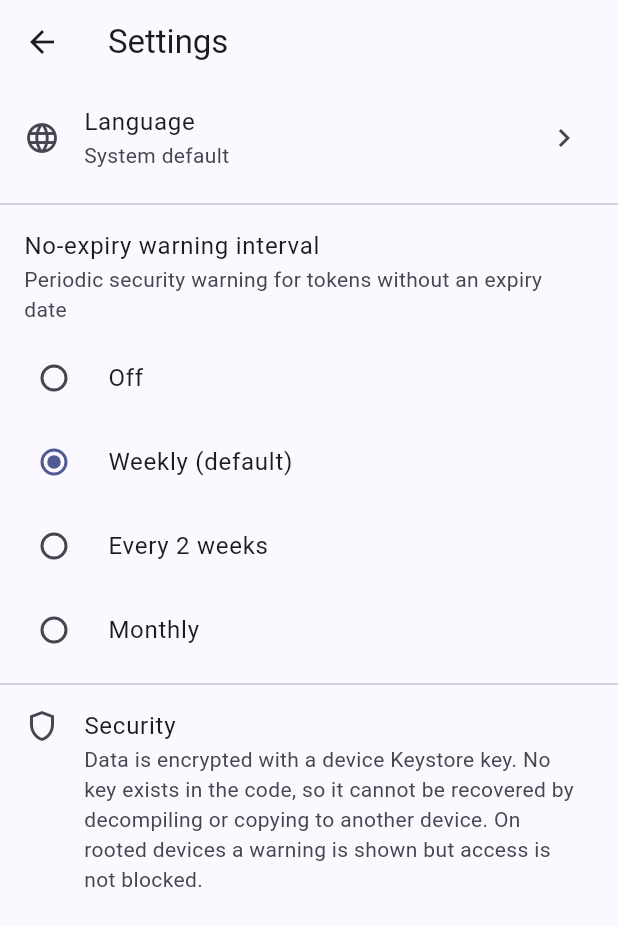
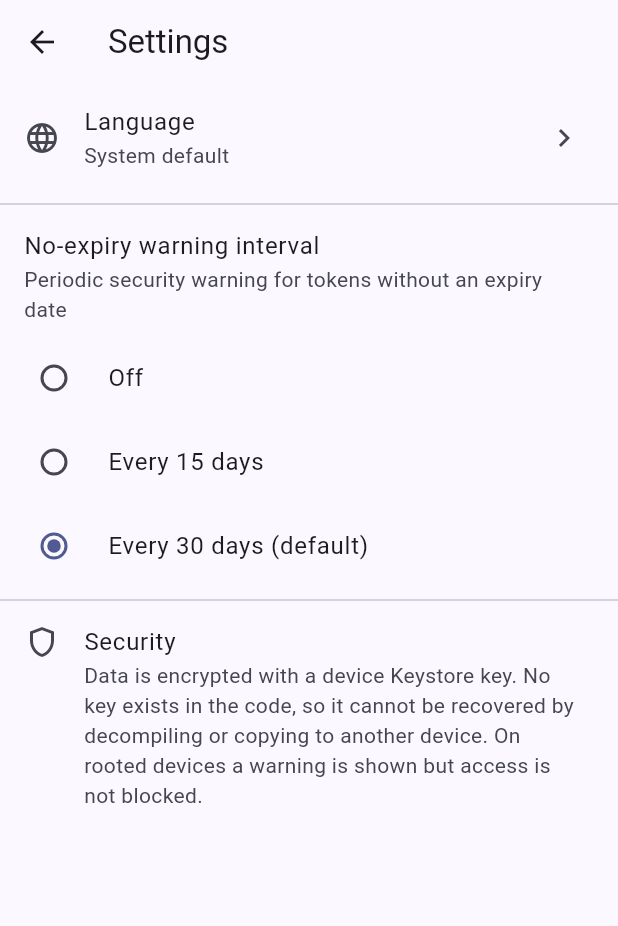
Before and after one commit to Leuconoe/TokenManager, a Flutter app: the SettingsPage screen opened directly, on a phone screen of 412 x 824 dp. Shown: the top 926 px of the screen. Run offline on Flutter 3.47's test engine with Material 3 defaults, Android fonts, the phone set to English and light mode, and no system bars; our stand-ins replace drift, file_picker, flutter_local_notifications, flutter_riverpod, flutter_secure_storage, local_auth and 2 more; missing offline and left inert: cryptography, launch_at_startup, sqlcipher_flutter_libs, sqlite3, tray_manager, window_manager and 1 more; accounts and stored records are empty; generated files the repository leaves out were written again; statements that could not run were skipped.

Commit message:
feat(app): unify no-expiry warning cadence to off / 15d / 30d
Match the extension's options. NoExpiryWarnInterval off/weekly/biweekly/monthly
-> off/days15/days30 (default 30d). Settings labels + 7-locale ARB updated.

Co-Authored-By: Claude Opus 4.8 (1M context) <noreply@anthropic.com>

```diff
--- a/lib/features/settings/settings_page.dart
+++ b/lib/features/settings/settings_page.dart
@@ -90,9 +90,8 @@ class SettingsPage extends ConsumerWidget {
 
   String _label(AppLocalizations l, NoExpiryWarnInterval iv) => switch (iv) {
         NoExpiryWarnInterval.off => l.intervalOff,
-        NoExpiryWarnInterval.weekly => l.intervalWeekly,
-        NoExpiryWarnInterval.biweekly => l.intervalBiweekly,
-        NoExpiryWarnInterval.monthly => l.intervalMonthly,
+        NoExpiryWarnInterval.days15 => l.interval15Days,
+        NoExpiryWarnInterval.days30 => l.interval30Days,
       };
 
   String _localeLabel(AppLocalizations l, Locale? current) {
--- a/lib/features/settings/settings_repository.dart
+++ b/lib/features/settings/settings_repository.dart
@@ -5,9 +5,8 @@ import 'package:flutter_secure_storage/flutter_secure_storage.dart';
 /// Cadence for the "no expiry" security-warning notification.
 enum NoExpiryWarnInterval {
   off(0),
-  weekly(7),
-  biweekly(14),
-  monthly(30);
+  days15(15),
+  days30(30);
 
   final int days;
   const NoExpiryWarnInterval(this.days);
@@ -29,7 +28,7 @@ class SettingsRepository {
     final v = await _storage.read(key: _kInterval);
     return NoExpiryWarnInterval.values.firstWhere(
       (e) => e.name == v,
-      orElse: () => NoExpiryWarnInterval.weekly, // default
+      orElse: () => NoExpiryWarnInterval.days30, // default
     );
   }
 
--- a/lib/l10n/app_en.arb
+++ b/lib/l10n/app_en.arb
@@ -62,9 +62,8 @@
   "noExpiryWarnTitle": "No-expiry warning interval",
   "noExpiryWarnSubtitle": "Periodic security warning for tokens without an expiry date",
   "intervalOff": "Off",
-  "intervalWeekly": "Weekly (default)",
-  "intervalBiweekly": "Every 2 weeks",
-  "intervalMonthly": "Monthly",
+  "interval15Days": "Every 15 days",
+  "interval30Days": "Every 30 days (default)",
   "securitySectionTitle": "Security",
   "securityInfo": "Data is encrypted with a device Keystore key. No key exists in the code, so it cannot be recovered by decompiling or copying to another device. On rooted devices a warning is shown but access is not blocked.",
   "notifExpiredTitle": "{count} expired token(s)",
--- a/lib/l10n/app_es.arb
+++ b/lib/l10n/app_es.arb
@@ -62,9 +62,8 @@
   "noExpiryWarnTitle": "Intervalo de aviso sin caducidad",
   "noExpiryWarnSubtitle": "Aviso de seguridad periódico para tokens sin fecha de caducidad",
   "intervalOff": "Desactivado",
-  "intervalWeekly": "Semanal (predet.)",
-  "intervalBiweekly": "Cada 2 semanas",
-  "intervalMonthly": "Mensual",
+  "interval15Days": "Cada 15 días",
+  "interval30Days": "Cada 30 días (predet.)",
   "securitySectionTitle": "Seguridad",
   "securityInfo": "Los datos se cifran con una clave del Keystore del dispositivo. No hay clave en el código, por lo que no se puede recuperar descompilando ni copiando a otro dispositivo. En dispositivos con root solo se muestra un aviso, sin bloquear el acceso.",
   "notifExpiredTitle": "{count} token(s) caducado(s)",
--- a/lib/l10n/app_fr.arb
+++ b/lib/l10n/app_fr.arb
@@ -62,9 +62,8 @@
   "noExpiryWarnTitle": "Intervalle d'alerte sans expiration",
   "noExpiryWarnSubtitle": "Alerte de sécurité périodique pour les jetons sans date d'expiration",
   "intervalOff": "Désactivé",
-  "intervalWeekly": "Hebdomadaire (par défaut)",
-  "intervalBiweekly": "Toutes les 2 semaines",
-  "intervalMonthly": "Mensuel",
+  "interval15Days": "Tous les 15 jours",
+  "interval30Days": "Tous les 30 jours (par défaut)",
   "securitySectionTitle": "Sécurité",
   "securityInfo": "Les données sont chiffrées avec une clé Keystore de l'appareil. Aucune clé n'est dans le code : impossible de récupérer par décompilation ou copie vers un autre appareil. Sur les appareils rootés, seul un avertissement s'affiche, sans blocage.",
   "notifExpiredTitle": "{count} jeton(s) expiré(s)",
--- a/lib/l10n/app_ja.arb
+++ b/lib/l10n/app_ja.arb
@@ -62,9 +62,8 @@
   "noExpiryWarnTitle": "無期限トークンの警告間隔",
   "noExpiryWarnSubtitle": "有効期限のないトークンへの定期的なセキュリティ警告",
   "intervalOff": "オフ",
-  "intervalWeekly": "週1回 (既定)",
-  "intervalBiweekly": "2週間に1回",
-  "intervalMonthly": "月1回",
+  "interval15Days": "15日ごと",
+  "interval30Days": "30日ごと (既定)",
   "securitySectionTitle": "セキュリティ",
   "securityInfo": "データは端末の Keystore 鍵で暗号化されます。コードに鍵がないため、逆コンパイルや他端末へのコピーでは復元できません。root 化端末では警告のみ表示し、ブロックはしません。",
   "notifExpiredTitle": "期限切れトークン {count} 件",
--- a/lib/l10n/app_localizations.dart
+++ b/lib/l10n/app_localizations.dart
@@ -479,23 +479,17 @@ abstract class AppLocalizations {
   /// **'끄기'**
   String get intervalOff;
 
-  /// No description provided for @intervalWeekly.
+  /// No description provided for @interval15Days.
   ///
   /// In ko, this message translates to:
-  /// **'주 1회 (기본)'**
-  String get intervalWeekly;
+  /// **'15일마다'**
+  String get interval15Days;
 
-  /// No description provided for @intervalBiweekly.
+  /// No description provided for @interval30Days.
   ///
   /// In ko, this message translates to:
-  /// **'2주 1회'**
-  String get intervalBiweekly;
-
-  /// No description provided for @intervalMonthly.
-  ///
-  /// In ko, this message translates to:
-  /// **'월 1회'**
-  String get intervalMonthly;
+  /// **'30일마다 (기본)'**
+  String get interval30Days;
 
   /// No description provided for @securitySectionTitle.
   ///
--- a/lib/l10n/app_localizations_en.dart
+++ b/lib/l10n/app_localizations_en.dart
@@ -212,13 +212,10 @@ class AppLocalizationsEn extends AppLocalizations {
   String get intervalOff => 'Off';
 
   @override
-  String get intervalWeekly => 'Weekly (default)';
+  String get interval15Days => 'Every 15 days';
 
   @override
-  String get intervalBiweekly => 'Every 2 weeks';
-
-  @override
-  String get intervalMonthly => 'Monthly';
+  String get interval30Days => 'Every 30 days (default)';
 
   @override
   String get securitySectionTitle => 'Security';
--- a/lib/l10n/app_zh.arb
+++ b/lib/l10n/app_zh.arb
@@ -62,9 +62,8 @@
   "noExpiryWarnTitle": "无期限令牌警告周期",
   "noExpiryWarnSubtitle": "对没有过期日期的令牌进行定期安全警告",
   "intervalOff": "关闭",
-  "intervalWeekly": "每周一次（默认）",
-  "intervalBiweekly": "每两周一次",
-  "intervalMonthly": "每月一次",
+  "interval15Days": "每 15 天",
+  "interval30Days": "每 30 天（默认）",
   "securitySectionTitle": "安全",
   "securityInfo": "数据使用设备 Keystore 密钥加密。代码中不含密钥，因此无法通过反编译或复制到其他设备来恢复。在已 root 的设备上仅显示警告，不会阻止访问。",
   "notifExpiredTitle": "{count} 个已过期令牌",
--- a/lib/l10n/app_zh_Hant.arb
+++ b/lib/l10n/app_zh_Hant.arb
@@ -62,9 +62,8 @@
   "noExpiryWarnTitle": "無期限權杖警告週期",
   "noExpiryWarnSubtitle": "對沒有到期日的權杖進行定期安全警告",
   "intervalOff": "關閉",
-  "intervalWeekly": "每週一次（預設）",
-  "intervalBiweekly": "每兩週一次",
-  "intervalMonthly": "每月一次",
+  "interval15Days": "每 15 天",
+  "interval30Days": "每 30 天（預設）",
   "securitySectionTitle": "安全",
   "securityInfo": "資料使用裝置 Keystore 金鑰加密。程式碼中不含金鑰，因此無法透過反編譯或複製到其他裝置還原。在已 root 的裝置上僅顯示警告，不會封鎖存取。",
   "notifExpiredTitle": "{count} 個已過期權杖",
```
Also changed, not shown: lib/l10n/app_ko.arb (+4 -6 lines), lib/l10n/app_localizations_es.dart (+2 -5 lines), lib/l10n/app_localizations_fr.dart (+2 -5 lines), lib/l10n/app_localizations_ja.dart (+2 -5 lines), lib/l10n/app_localizations_ko.dart (+2 -5 lines), lib/l10n/app_localizations_zh.dart (+4 -10 lines).
